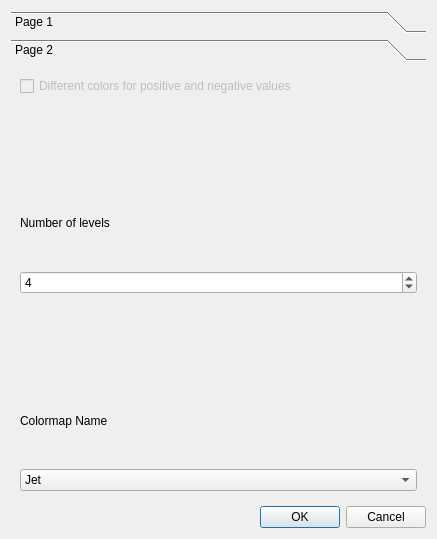
First picture: the form in spmclient/ui/gui/xml/ui_colormap_chooser.ui, repository aalhossary/MovementRx, before the edit.
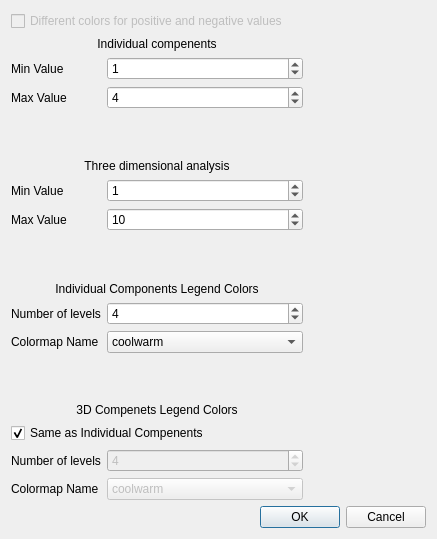
Second picture: the form after the edit. The open tabs and pages were chosen to show the change. Custom widgets are drawn as their Qt base class.

Commit message: UI update + enable Singleton

```diff
--- a/spmclient/ui/gui/xml/ui_colormap_chooser.ui
+++ b/spmclient/ui/gui/xml/ui_colormap_chooser.ui
@@ -15,28 +15,21 @@
   </property>
   <layout class="QGridLayout" name="gridLayout">
    <item row="0" column="0">
-    <layout class="QVBoxLayout" name="verticalLayout">
-     <item>
-      <widget class="QToolBox" name="toolBox">
-       <property name="currentIndex">
-        <number>0</number>
-       </property>
-       <widget class="QWidget" name="Scalarcomponents">
-        <property name="geometry">
-         <rect>
-          <x>0</x>
-          <y>0</y>
-          <width>417</width>
-          <height>436</height>
-         </rect>
-        </property>
-        <attribute name="label">
-         <string>Page 1</string>
-        </attribute>
-        <layout class="QGridLayout" name="gridLayout_4">
-         <item row="0" column="0">
           <layout class="QGridLayout" name="gridLayout_2" columnstretch="5,2">
-           <item row="1" column="0">
+     <item row="0" column="0" colspan="2">
+      <widget class="QCheckBox" name="checkBox">
+       <property name="enabled">
+        <bool>false</bool>
+       </property>
+       <property name="text">
+        <string>Different colors for positive and negative values</string>
+       </property>
+      </widget>
+     </item>
+     <item row="1" column="1">
+      <widget class="LegendMplCanvas" name="individual_colormap_legend" native="true"/>
+     </item>
+     <item row="1" column="0" rowspan="2">
             <layout class="QFormLayout" name="formLayout">
              <item row="0" column="0" colspan="2">
               <widget class="QLabel" name="label_7">
@@ -118,78 +111,6 @@
                </property>
               </widget>
              </item>
-             <item row="8" column="0" colspan="2">
-              <widget class="QLabel" name="label_11">
-               <property name="text">
-                <string>Legend Colors</string>
-               </property>
-               <property name="alignment">
-                <set>Qt::AlignCenter</set>
-               </property>
-              </widget>
-             </item>
-             <item row="9" column="0">
-              <widget class="QLabel" name="label">
-               <property name="text">
-                <string>Number of levels</string>
-               </property>
-               <property name="buddy">
-                <cstring>num_levels_spinBox</cstring>
-               </property>
-              </widget>
-             </item>
-             <item row="9" column="1">
-              <widget class="QSpinBox" name="num_levels_spinBox">
-               <property name="minimum">
-                <number>3</number>
-               </property>
-               <property name="maximum">
-                <number>20</number>
-               </property>
-               <property name="value">
-                <number>4</number>
-               </property>
-              </widget>
-             </item>
-             <item row="10" column="0">
-              <widget class="QLabel" name="label_2">
-               <property name="text">
-                <string>Colormap Name</string>
-               </property>
-               <property name="buddy">
-                <cstring>colormap_name_comboBox</cstring>
-               </property>
-              </widget>
-             </item>
-             <item row="10" column="1">
-              <widget class="QComboBox" name="colormap_name_comboBox">
-               <property name="currentIndex">
-                <number>0</number>
-               </property>
-               <item>
-                <property name="text">
-                 <string notr="true">coolwarm</string>
-                </property>
-               </item>
-               <item>
-                <property name="text">
-                 <string notr="true">jet</string>
-                </property>
-               </item>
-               <item>
-                <property name="text">
-                 <string notr="true">viridis</string>
-                </property>
-               </item>
-              </widget>
-             </item>
-             <item row="5" column="1">
-              <widget class="QSpinBox" name="min_value_spinbox_2">
-               <property name="value">
-                <number>1</number>
-               </property>
-              </widget>
-             </item>
              <item row="5" column="0">
               <widget class="QLabel" name="label_9">
                <property name="text">
@@ -197,6 +118,13 @@
                </property>
               </widget>
              </item>
+       <item row="5" column="1">
+        <widget class="QSpinBox" name="threecomp_min_value_spinbox">
+         <property name="value">
+          <number>1</number>
+         </property>
+        </widget>
+       </item>
              <item row="6" column="0">
               <widget class="QLabel" name="label_10">
                <property name="text">
@@ -240,118 +168,102 @@
                </property>
               </spacer>
              </item>
-            </layout>
-           </item>
-           <item row="1" column="1" rowspan="2">
-            <widget class="LegendMplCanvas" name="colormap_legend" native="true"/>
-           </item>
-           <item row="0" column="0" colspan="2">
-            <widget class="QCheckBox" name="checkBox">
-             <property name="enabled">
-              <bool>false</bool>
-             </property>
+       <item row="8" column="0" colspan="2">
+        <widget class="QLabel" name="label_11">
              <property name="text">
-              <string>Different colors for positive and negative values</string>
-             </property>
-            </widget>
-           </item>
-          </layout>
-         </item>
-        </layout>
-       </widget>
-       <widget class="QWidget" name="page_2">
-        <property name="geometry">
-         <rect>
-          <x>0</x>
-          <y>0</y>
-          <width>272</width>
-          <height>137</height>
-         </rect>
-        </property>
-        <attribute name="label">
-         <string>Page 2</string>
-        </attribute>
-        <layout class="QGridLayout" name="gridLayout_3">
-         <item row="0" column="0">
-          <widget class="QCheckBox" name="checkBox_2">
-           <property name="enabled">
-            <bool>false</bool>
-           </property>
+          <string>Individual Components Legend Colors</string>
+         </property>
+         <property name="alignment">
+          <set>Qt::AlignCenter</set>
+         </property>
+        </widget>
+       </item>
+       <item row="9" column="0">
+        <widget class="QLabel" name="label">
+         <property name="text">
+          <string>Number of levels</string>
+         </property>
+         <property name="buddy">
+          <cstring>individ_num_levels_spinBox</cstring>
+         </property>
+        </widget>
+       </item>
+       <item row="9" column="1">
+        <widget class="QSpinBox" name="individ_num_levels_spinBox">
+         <property name="minimum">
+          <number>3</number>
+         </property>
+         <property name="maximum">
+          <number>20</number>
+         </property>
+         <property name="value">
+          <number>4</number>
+         </property>
+        </widget>
+       </item>
+       <item row="10" column="0">
+        <widget class="QLabel" name="label_2">
            <property name="text">
-            <string>Different colors for positive and negative values</string>
-           </property>
-          </widget>
-         </item>
-         <item row="1" column="0">
-          <spacer name="verticalSpacer_3">
-           <property name="orientation">
-            <enum>Qt::Vertical</enum>
-           </property>
-           <property name="sizeType">
-            <enum>QSizePolicy::Preferred</enum>
-           </property>
-           <property name="sizeHint" stdset="0">
-            <size>
-             <width>20</width>
-             <height>78</height>
-            </size>
-           </property>
-          </spacer>
+          <string>Colormap Name</string>
+         </property>
+         <property name="buddy">
+          <cstring>individ_colormap_name_comboBox</cstring>
+         </property>
+        </widget>
+       </item>
+       <item row="10" column="1">
+        <widget class="QComboBox" name="individ_colormap_name_comboBox">
+         <property name="currentIndex">
+          <number>0</number>
+         </property>
+         <item>
+          <property name="text">
+           <string notr="true">coolwarm</string>
+          </property>
+         </item>
+         <item>
+          <property name="text">
+           <string notr="true">jet</string>
+          </property>
          </item>
-         <item row="2" column="0">
+         <item>
+          <property name="text">
+           <string notr="true">viridis</string>
+          </property>
+         </item>
+        </widget>
+       </item>
+       <item row="20" column="0">
           <widget class="QLabel" name="label_4">
            <property name="text">
             <string>Number of levels</string>
            </property>
-          </widget>
-         </item>
-         <item row="3" column="0">
-          <widget class="QSpinBox" name="spinBox_2">
-           <property name="minimum">
-            <number>3</number>
-           </property>
-           <property name="maximum">
-            <number>20</number>
-           </property>
-           <property name="value">
-            <number>4</number>
-           </property>
-          </widget>
-         </item>
-         <item row="4" column="0">
-          <spacer name="verticalSpacer_4">
-           <property name="orientation">
-            <enum>Qt::Vertical</enum>
-           </property>
-           <property name="sizeType">
-            <enum>QSizePolicy::Preferred</enum>
-           </property>
-           <property name="sizeHint" stdset="0">
-            <size>
-             <width>20</width>
-             <height>78</height>
-            </size>
-           </property>
-          </spacer>
-         </item>
-         <item row="5" column="0">
+         <property name="buddy">
+          <cstring>individ_num_levels_spinBox</cstring>
+         </property>
+        </widget>
+       </item>
+       <item row="21" column="0">
           <widget class="QLabel" name="label_3">
            <property name="text">
             <string>Colormap Name</string>
            </property>
-          </widget>
-         </item>
-         <item row="6" column="0">
-          <widget class="QComboBox" name="comboBox_2">
-           <property name="currentText">
-            <string notr="true">Jet</string>
+         <property name="buddy">
+          <cstring>individ_colormap_name_comboBox</cstring>
+         </property>
+        </widget>
+       </item>
+       <item row="21" column="1">
+        <widget class="QComboBox" name="threecomp_colormap_name_comboBox">
+         <property name="enabled">
+          <bool>false</bool>
            </property>
            <property name="currentIndex">
             <number>0</number>
            </property>
            <item>
             <property name="text">
-             <string>Jet</string>
+           <string notr="true">coolwarm</string>
             </property>
            </item>
            <item>
@@ -366,9 +278,72 @@
            </item>
           </widget>
          </item>
-        </layout>
-       </widget>
-      </widget>
+       <item row="11" column="1">
+        <spacer name="verticalSpacer_7">
+         <property name="orientation">
+          <enum>Qt::Vertical</enum>
+         </property>
+         <property name="sizeHint" stdset="0">
+          <size>
+           <width>20</width>
+           <height>40</height>
+          </size>
+         </property>
+        </spacer>
+       </item>
+       <item row="11" column="0">
+        <spacer name="verticalSpacer_8">
+         <property name="orientation">
+          <enum>Qt::Vertical</enum>
+         </property>
+         <property name="sizeHint" stdset="0">
+          <size>
+           <width>20</width>
+           <height>40</height>
+          </size>
+         </property>
+        </spacer>
+       </item>
+       <item row="12" column="0" colspan="2">
+        <widget class="QLabel" name="label_12">
+         <property name="text">
+          <string>3D Compenets Legend Colors</string>
+         </property>
+         <property name="alignment">
+          <set>Qt::AlignCenter</set>
+         </property>
+        </widget>
+       </item>
+       <item row="13" column="0" colspan="2">
+        <widget class="QCheckBox" name="checkBox_2">
+         <property name="text">
+          <string>Same as Individual Compenents</string>
+         </property>
+         <property name="checked">
+          <bool>true</bool>
+         </property>
+        </widget>
+       </item>
+       <item row="20" column="1">
+        <widget class="QSpinBox" name="threecomp_num_levels_spinBox">
+         <property name="enabled">
+          <bool>false</bool>
+         </property>
+         <property name="minimum">
+          <number>3</number>
+         </property>
+         <property name="maximum">
+          <number>20</number>
+         </property>
+         <property name="value">
+          <number>4</number>
+         </property>
+        </widget>
+       </item>
+      </layout>
+     </item>
+     <item row="2" column="1">
+      <widget class="LegendMplCanvas" name="three_components_colormap_legend" native="true"/>
      </item>
     </layout>
    </item>
```
Left out of the diff: 118 changed lines with no effect on the pictures. Lines whose indentation alone changed are shown as unchanged. The commit also changes 7 other files.
